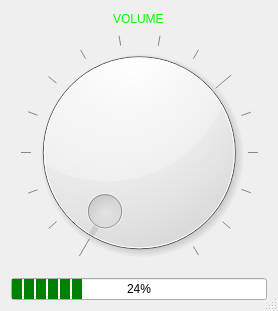
cyniu88/QT_kurs, file iDom_Client/volumedialog.ui: the form before one commit.
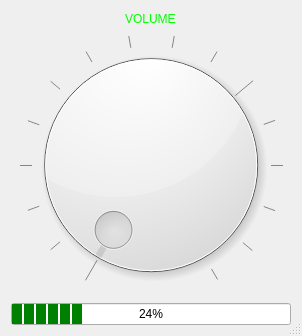
The form after the commit. Icons and pictures are not drawn.

```diff
--- a/iDom_Client/volumedialog.ui
+++ b/iDom_Client/volumedialog.ui
@@ -6,8 +6,8 @@
    <rect>
     <x>0</x>
     <y>0</y>
-    <width>278</width>
-    <height>311</height>
+    <width>302</width>
+    <height>336</height>
    </rect>
   </property>
   <property name="windowTitle">
```
